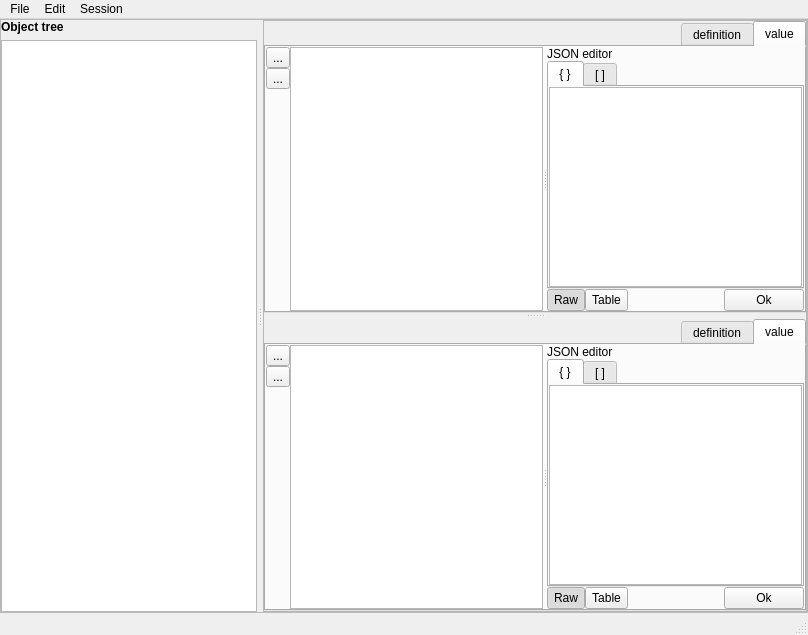
Above: spinetoolbox/ui/tree_view_form.ui from spine-tools/Spine-Toolbox before the change. Below: the same form after it.
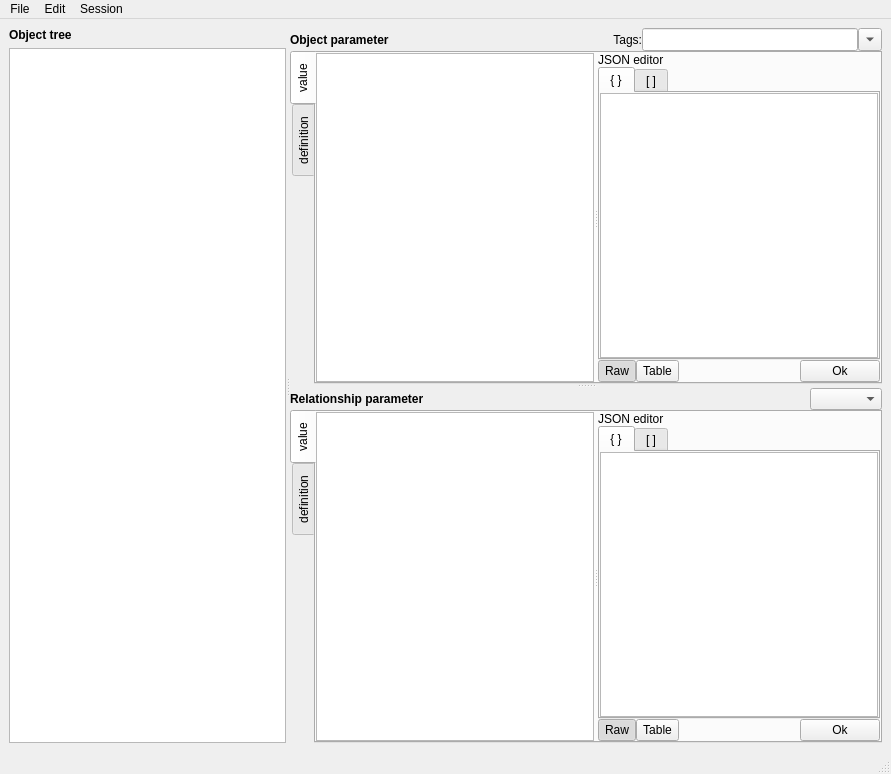
That is the form after the change. Icons and pictures are not drawn. Custom widgets are drawn as their Qt base class.

Commit message: Issue #253 updated: towards supporting parameter tag in tree view.

Patch:
```diff
--- a/spinetoolbox/ui/tree_view_form.ui
+++ b/spinetoolbox/ui/tree_view_form.ui
@@ -18,8 +18,8 @@
    <rect>
     <x>0</x>
     <y>0</y>
-    <width>808</width>
-    <height>635</height>
+    <width>891</width>
+    <height>774</height>
    </rect>
   </property>
   <property name="windowTitle">
@@ -29,33 +29,12 @@
    <enum>Qt::LeftToRight</enum>
   </property>
   <widget class="QWidget" name="centralwidget">
-   <layout class="QVBoxLayout" name="verticalLayout_10">
-    <property name="spacing">
-     <number>0</number>
-    </property>
-    <property name="leftMargin">
-     <number>0</number>
-    </property>
-    <property name="topMargin">
-     <number>0</number>
-    </property>
-    <property name="rightMargin">
-     <number>0</number>
-    </property>
-    <property name="bottomMargin">
-     <number>0</number>
-    </property>
+   <layout class="QVBoxLayout" name="verticalLayout_19">
     <item>
      <widget class="QSplitter" name="splitter_tree_parameter">
-      <property name="frameShape">
-       <enum>QFrame::StyledPanel</enum>
-      </property>
       <property name="orientation">
        <enum>Qt::Horizontal</enum>
       </property>
-      <property name="handleWidth">
-       <number>6</number>
-      </property>
       <widget class="QWidget" name="layoutWidget">
        <layout class="QVBoxLayout" name="verticalLayout_3">
         <property name="spacing">
@@ -101,25 +80,98 @@
         </item>
        </layout>
       </widget>
-      <widget class="QWidget" name="layoutWidget_2">
-       <layout class="QHBoxLayout" name="horizontalLayout_6">
-        <item>
-         <widget class="QSplitter" name="splitter">
-          <property name="sizePolicy">
-           <sizepolicy hsizetype="Preferred" vsizetype="Expanding">
-            <horstretch>2</horstretch>
-            <verstretch>0</verstretch>
-           </sizepolicy>
-          </property>
-          <property name="frameShape">
-           <enum>QFrame::StyledPanel</enum>
-          </property>
-          <property name="orientation">
-           <enum>Qt::Vertical</enum>
-          </property>
-          <property name="handleWidth">
-           <number>6</number>
-          </property>
+      <widget class="QSplitter" name="splitter">
+       <property name="orientation">
+        <enum>Qt::Vertical</enum>
+       </property>
+       <widget class="QWidget" name="verticalLayoutWidget_3">
+        <layout class="QVBoxLayout" name="verticalLayout_10">
+         <property name="spacing">
+          <number>0</number>
+         </property>
+         <item>
+          <layout class="QHBoxLayout" name="horizontalLayout_9">
+           <property name="spacing">
+            <number>0</number>
+           </property>
+           <item>
+            <widget class="QLabel" name="label">
+             <property name="font">
+              <font>
+               <weight>75</weight>
+               <bold>true</bold>
+              </font>
+             </property>
+             <property name="text">
+              <string>Object parameter</string>
+             </property>
+            </widget>
+           </item>
+           <item>
+            <spacer name="horizontalSpacer_3">
+             <property name="orientation">
+              <enum>Qt::Horizontal</enum>
+             </property>
+             <property name="sizeHint" stdset="0">
+              <size>
+               <width>40</width>
+               <height>20</height>
+              </size>
+             </property>
+            </spacer>
+           </item>
+           <item>
+            <widget class="QLabel" name="label_object_parameter_tag_list">
+             <property name="text">
+              <string/>
+             </property>
+            </widget>
+           </item>
+           <item>
+            <widget class="QLabel" name="label_object_parameter_tag">
+             <property name="text">
+              <string>Tags:</string>
+             </property>
+             <property name="alignment">
+              <set>Qt::AlignRight|Qt::AlignTrailing|Qt::AlignVCenter</set>
+             </property>
+            </widget>
+           </item>
+           <item>
+            <widget class="QLineEdit" name="lineEdit">
+             <property name="maximumSize">
+              <size>
+               <width>16777215</width>
+               <height>24</height>
+              </size>
+             </property>
+             <property name="readOnly">
+              <bool>true</bool>
+             </property>
+            </widget>
+           </item>
+           <item>
+            <widget class="QToolButton" name="toolButton_object_parameter_tag">
+             <property name="layoutDirection">
+              <enum>Qt::LeftToRight</enum>
+             </property>
+             <property name="text">
+              <string>heeeeeeeeeey</string>
+             </property>
+             <property name="popupMode">
+              <enum>QToolButton::InstantPopup</enum>
+             </property>
+             <property name="toolButtonStyle">
+              <enum>Qt::ToolButtonIconOnly</enum>
+             </property>
+             <property name="arrowType">
+              <enum>Qt::DownArrow</enum>
+             </property>
+            </widget>
+           </item>
+          </layout>
+         </item>
+         <item>
           <widget class="QTabWidget" name="tabWidget_object_parameter">
            <property name="sizePolicy">
             <sizepolicy hsizetype="Expanding" vsizetype="Expanding">
@@ -137,10 +189,10 @@
             <enum>Qt::CustomContextMenu</enum>
            </property>
            <property name="layoutDirection">
-            <enum>Qt::RightToLeft</enum>
+            <enum>Qt::LeftToRight</enum>
            </property>
            <property name="tabPosition">
-            <enum>QTabWidget::North</enum>
+            <enum>QTabWidget::West</enum>
            </property>
            <property name="currentIndex">
             <number>0</number>
@@ -181,67 +233,6 @@
                  <property name="spacing">
                   <number>0</number>
                  </property>
-                 <item>
-                  <layout class="QVBoxLayout" name="verticalLayout_2">
-                   <property name="spacing">
-                    <number>0</number>
-                   </property>
-                   <item>
-                    <widget class="QToolButton" name="toolButton_add_object_parameter_values">
-                     <property name="sizePolicy">
-                      <sizepolicy hsizetype="Fixed" vsizetype="Fixed">
-                       <horstretch>2</horstretch>
-                       <verstretch>0</verstretch>
-                      </sizepolicy>
-                     </property>
-                     <property name="text">
-                      <string>...</string>
-                     </property>
-                     <property name="iconSize">
-                      <size>
-                       <width>16</width>
-                       <height>16</height>
-                      </size>
-                     </property>
-                    </widget>
-                   </item>
-                   <item>
-                    <widget class="QToolButton" name="toolButton_remove_object_parameter_values">
-                     <property name="sizePolicy">
-                      <sizepolicy hsizetype="Fixed" vsizetype="Fixed">
-                       <horstretch>2</horstretch>
-                       <verstretch>0</verstretch>
-                      </sizepolicy>
-                     </property>
-                     <property name="text">
-                      <string>...</string>
-                     </property>
-                     <property name="iconSize">
-                      <size>
-                       <width>16</width>
-                       <height>16</height>
-                      </size>
-                     </property>
-                     <property name="shortcut">
-                      <string>Ctrl+S</string>
-                     </property>
-                    </widget>
-                   </item>
-                   <item>
-                    <spacer name="verticalSpacer_3">
-                     <property name="orientation">
-                      <enum>Qt::Vertical</enum>
-                     </property>
-                     <property name="sizeHint" stdset="0">
-                      <size>
-                       <width>20</width>
-                       <height>40</height>
-                      </size>
-                     </property>
-                    </spacer>
-                   </item>
-                  </layout>
-                 </item>
                  <item>
                   <widget class="AutoFilterCopyPasteTableView" name="tableView_object_parameter_value">
                    <property name="sizePolicy">
@@ -573,6 +564,48 @@
             </layout>
            </widget>
           </widget>
+         </item>
+        </layout>
+       </widget>
+       <widget class="QWidget" name="verticalLayoutWidget_4">
+        <layout class="QVBoxLayout" name="verticalLayout_18">
+         <property name="spacing">
+          <number>0</number>
+         </property>
+         <item>
+          <layout class="QHBoxLayout" name="horizontalLayout_10">
+           <item>
+            <widget class="QLabel" name="label_4">
+             <property name="font">
+              <font>
+               <weight>75</weight>
+               <bold>true</bold>
+              </font>
+             </property>
+             <property name="text">
+              <string>Relationship parameter</string>
+             </property>
+            </widget>
+           </item>
+           <item>
+            <spacer name="horizontalSpacer_4">
+             <property name="orientation">
+              <enum>Qt::Horizontal</enum>
+             </property>
+             <property name="sizeHint" stdset="0">
+              <size>
+               <width>40</width>
+               <height>20</height>
+              </size>
+             </property>
+            </spacer>
+           </item>
+           <item>
+            <widget class="QComboBox" name="comboBox_relationship_parameter_tag"/>
+           </item>
+          </layout>
+         </item>
+         <item>
           <widget class="QTabWidget" name="tabWidget_relationship_parameter">
            <property name="enabled">
             <bool>true</bool>
@@ -593,10 +626,10 @@
             <enum>Qt::CustomContextMenu</enum>
            </property>
            <property name="layoutDirection">
-            <enum>Qt::RightToLeft</enum>
+            <enum>Qt::LeftToRight</enum>
            </property>
            <property name="tabPosition">
-            <enum>QTabWidget::North</enum>
+            <enum>QTabWidget::West</enum>
            </property>
            <property name="currentIndex">
             <number>0</number>
@@ -637,40 +670,6 @@
                  <property name="spacing">
                   <number>0</number>
                  </property>
-                 <item>
-                  <layout class="QVBoxLayout" name="verticalLayout">
-                   <property name="spacing">
-                    <number>0</number>
-                   </property>
-                   <item>
-                    <widget class="QToolButton" name="toolButton_add_relationship_parameter_values">
-                     <property name="text">
-                      <string>...</string>
-                     </property>
-                    </widget>
-                   </item>
-                   <item>
-                    <widget class="QToolButton" name="toolButton_remove_relationship_parameter_values">
-                     <property name="text">
-                      <string>...</string>
-                     </property>
-                    </widget>
-                   </item>
-                   <item>
-                    <spacer name="verticalSpacer">
-                     <property name="orientation">
-                      <enum>Qt::Vertical</enum>
-                     </property>
-                     <property name="sizeHint" stdset="0">
-                      <size>
-                       <width>20</width>
-                       <height>40</height>
-                      </size>
-                     </property>
-                    </spacer>
-                   </item>
-                  </layout>
-                 </item>
                  <item>
                   <widget class="AutoFilterCopyPasteTableView" name="tableView_relationship_parameter_value">
                    <property name="sizePolicy">
@@ -993,9 +992,9 @@
             </layout>
            </widget>
           </widget>
-         </widget>
-        </item>
-       </layout>
+         </item>
+        </layout>
+       </widget>
       </widget>
      </widget>
     </item>
@@ -1006,7 +1005,7 @@
     <rect>
      <x>0</x>
      <y>0</y>
-     <width>808</width>
+     <width>891</width>
      <height>28</height>
     </rect>
    </property>
```
Left out of the diff: 87 changed lines with no effect on the pictures. The commit also changes 6 other files.
